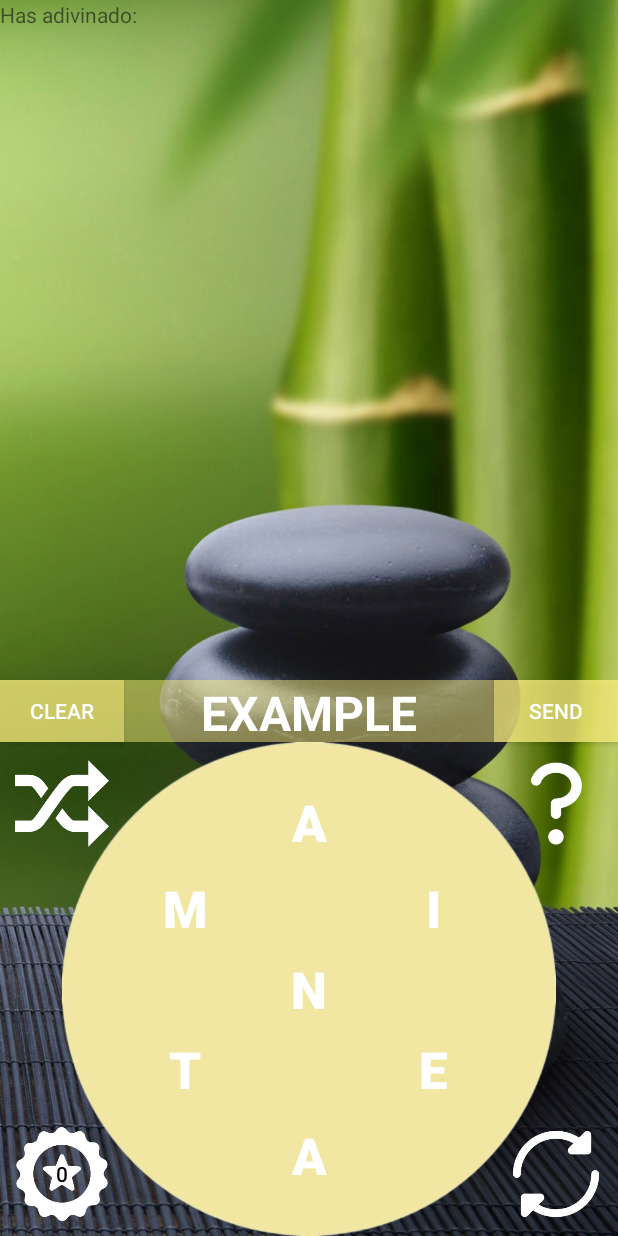
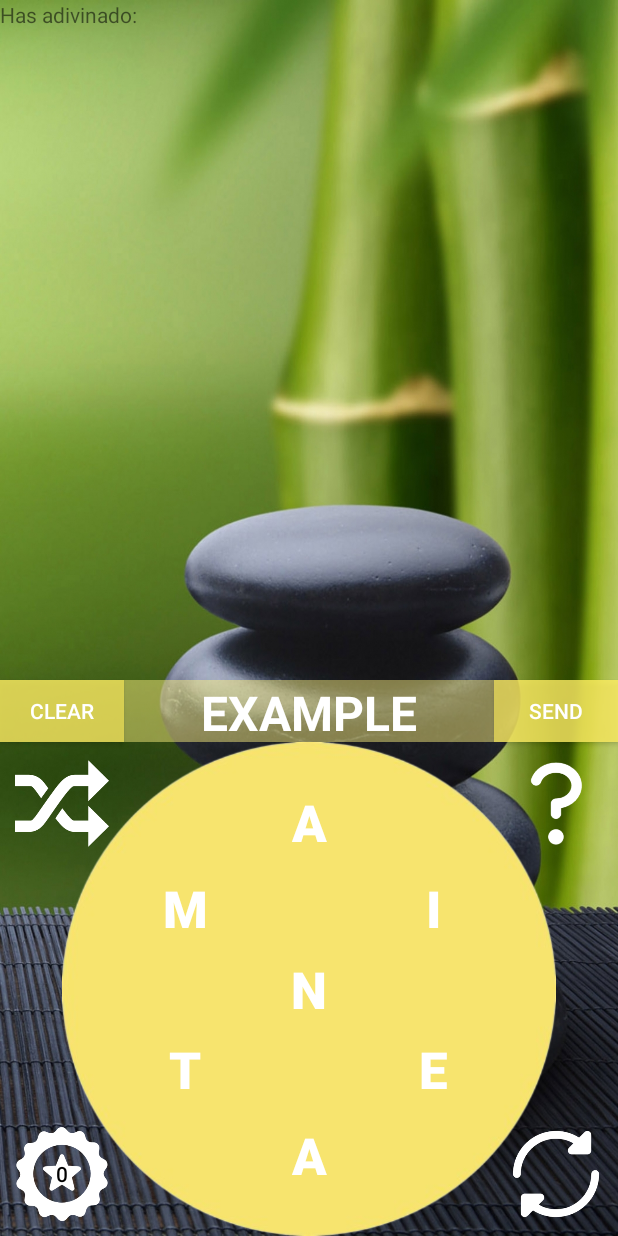
Before and after one commit to jcasben/zenword, an Android app: the layout activity_main.xml on its own in the app's theme, with its tools: preview values and no code run, on a phone screen of 412 x 824 dp. Run offline under Robolectric (Android 15) with nearby library versions, the phone set to English and light mode, and no system bars.

Commit message:
[UPDATE]: changed yellow color

```diff
--- a/app/src/main/res/layout/activity_main.xml
+++ b/app/src/main/res/layout/activity_main.xml
@@ -252,7 +252,7 @@
         android:id="@+id/buttonClear"
         android:layout_width="0dp"
         android:layout_height="0dp"
-        android:background="#BFFFF281"
+        android:background="#CCFFEF63"
         android:backgroundTint="#00000000"
         android:backgroundTintMode="add"
         android:onClick="clear"
@@ -269,7 +269,7 @@
         android:id="@+id/buttonSend"
         android:layout_width="0dp"
         android:layout_height="0dp"
-        android:background="#BFFFF281"
+        android:background="#CCFFEF63"
         android:backgroundTint="#00000000"
         android:backgroundTintMode="add"
         android:onClick="send"
```
Also changed, not shown: app/src/main/res/drawable/circle_yellow.png, app/src/main/res/drawable/square_letter_yellow.png.
